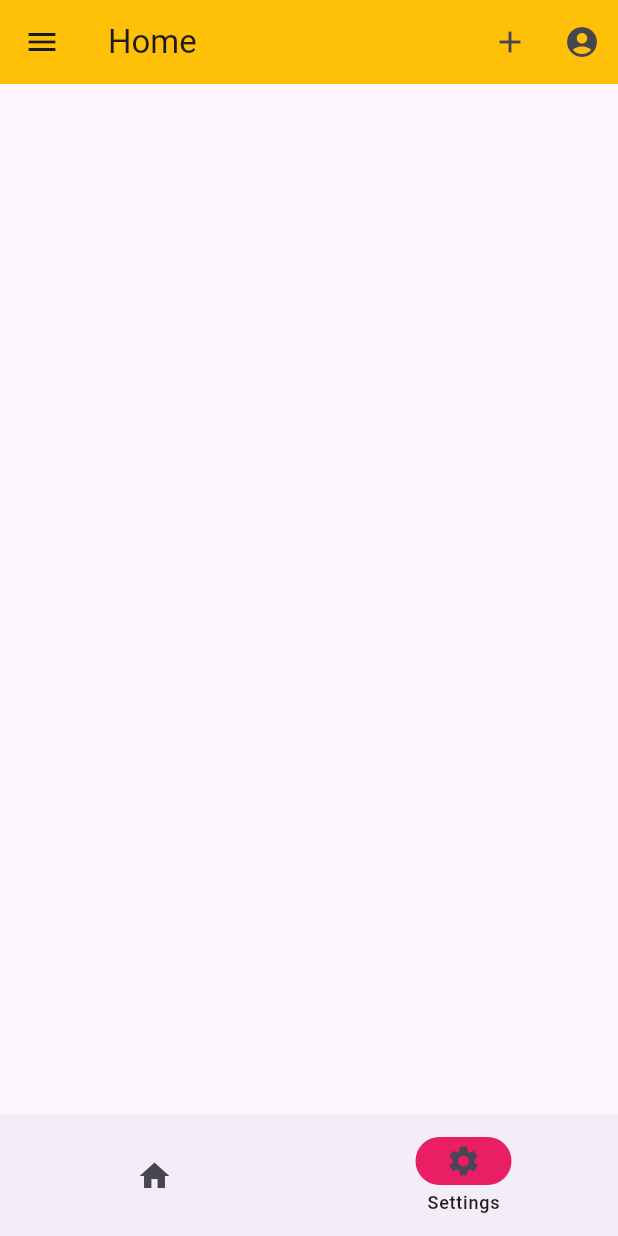
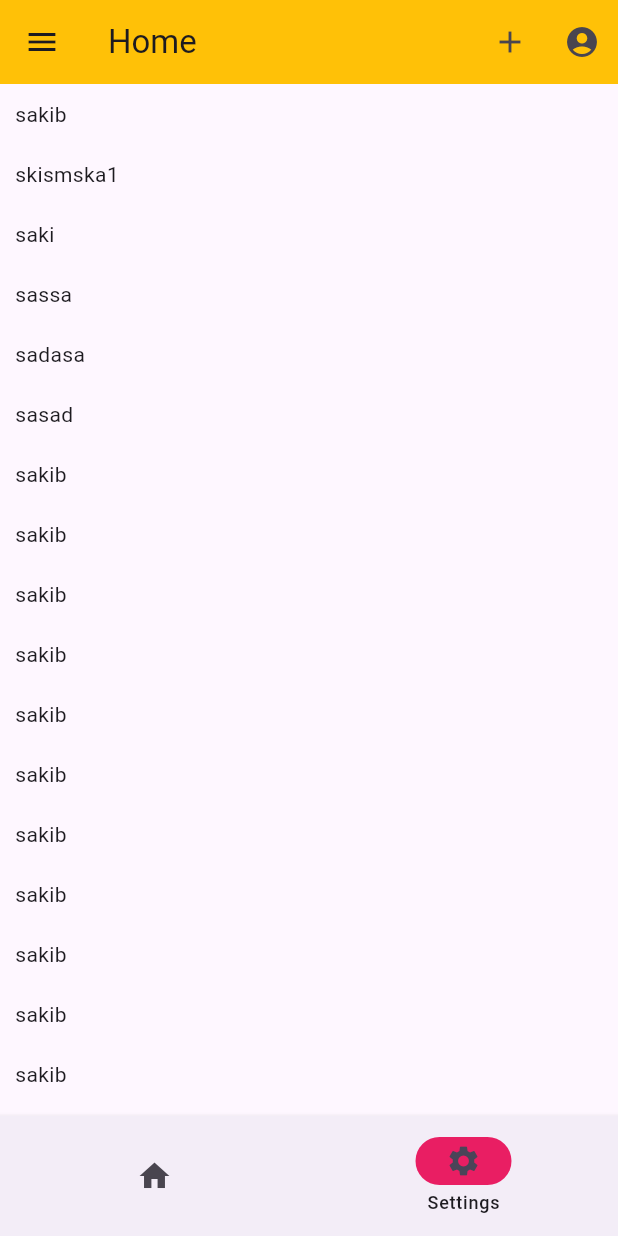
Before and after one commit to SAKIB0004/ostad_batch_8, a Flutter app: the screen it shows after launch, on a phone screen of 412 x 824 dp. Run offline on Flutter 3.47's test engine with Material 3 defaults, Android fonts, the phone set to English and light mode, and no system bars.

Commit message:
Drawer, navigation bar, bottom navigation bar, listview,listview builder, singleChildScrollView, ScrollBar

```diff
--- a/lib/main.dart
+++ b/lib/main.dart
@@ -1,11 +1,11 @@
 import 'package:flutter/cupertino.dart';
 import 'package:flutter/material.dart';
 
-void main(){
+void main() {
   runApp(myApp());
 }
 
-class myApp extends StatelessWidget{
+class myApp extends StatelessWidget {
   @override
   Widget build(BuildContext context) {
     return MaterialApp(
@@ -14,10 +14,40 @@ class myApp extends StatelessWidget{
       home: home(),
     );
   }
-
 }
 
-class home extends StatelessWidget{
+class home extends StatelessWidget {
+
+  List<String> friendsList = [
+    "sakib",
+    "skismska1",
+    "saki",
+    "sassa",
+    "sadasa",
+    "sasad",
+    "sakib",
+    "sakib",
+    "sakib","sakib",
+    "sakib",
+    "sakib",
+    "sakib",
+    "sakib",
+    "sakib",
+    "sakib",
+    "sakib",
+    "sakib",
+    "sakib",
+    "sakib",
+    "sakib",
+    "sakib",
+    "sakib",
+    "sakib",
+    "sakib",
+    "sakib",
+    "sakib",
+    "sakib",
+  ];
+
   @override
   Widget build(BuildContext context) {
     return Scaffold(
@@ -25,9 +55,8 @@ class home extends StatelessWidget{
         title: Text("Home"),
         backgroundColor: Colors.amber,
         actions: [
-          IconButton(onPressed: (){}, icon: Icon(Icons.add)),
-          IconButton(onPressed: (){}, icon: Icon(Icons.account_circle)),
-
+          IconButton(onPressed: () {}, icon: Icon(Icons.add)),
+          IconButton(onPressed: () {}, icon: Icon(Icons.account_circle)),
         ],
       ),
       drawer: Drawer(
@@ -58,17 +87,137 @@ class home extends StatelessWidget{
       ),*/
       bottomNavigationBar: NavigationBar(
         selectedIndex: 1,
-        onDestinationSelected: (int index){},
+        onDestinationSelected: (int index) {},
         indicatorColor: Colors.pink,
         //surfaceTintColor: Colors.blue,
         labelBehavior: NavigationDestinationLabelBehavior.onlyShowSelected,
         shadowColor: Colors.grey.shade400,
         destinations: [
-          NavigationDestination(icon: Icon(Icons.home), label:"Home"),
+          NavigationDestination(icon: Icon(Icons.home), label: "Home"),
           NavigationDestination(icon: Icon(Icons.settings), label: "Settings"),
         ],
       ),
+      // body: Scrollbar(
+      //   child: SingleChildScrollView(
+      //     child: Column(
+      //       children: [
+      //         Text("sakib"),
+      //         Text("sakib"),
+      //         Text("sakib"),
+      //         Text("sakib"),
+      //         Text("sakib"),
+      //         Text("sakib"),
+      //         Text("sakib"),
+      //         Text("sakib"),
+      //         Text("sakib"),
+      //         Text("sakib"),
+      //         Text("sakib"),
+      //         Text("sakib"),
+      //         Text("sakib"),
+      //         Text("sakib"),
+      //         Text("sakib"),
+      //         Text("sakib"),
+      //         Text("sakib"),
+      //         Text("sakib"),
+      //         Text("sakib"),
+      //         Text("sakib"),
+      //         Text("sakib"),
+      //         Text("sakib"),
+      //         Text("sakib"),
+      //         Text("sakib"),
+      //         Text("sakib"),
+      //         Text("sakib"),
+      //         Text("sakib"),
+      //         Text("sakib"),
+      //         Text("sakib"),
+      //         Text("sakib"),
+      //         Text("sakib"),
+      //         Text("sakib"),
+      //         Text("sakib"),
+      //         Text("sakib"),
+      //         Text("sakib"),
+      //         Text("sakib"),
+      //         Text("sakib"),
+      //         Text("sakib"),
+      //         Text("sakib"),
+      //         Text("sakib"),
+      //         Text("sakib"),
+      //         Text("sakib"),
+      //         Text("sakib"),
+      //         Text("sakib"),
+      //         Text("sakib"),
+      //       ],
+      //     ),
+      //   ),
+      // ),
+
+      body: Scrollbar(
+        thickness: 10,
+        radius: Radius.circular(10),
+        interactive: true,
+        /*child: ListView(
+            children: [
+              Text("sakib"),
+              Text("sakib"),
+              Text("sakib"),
+              Text("sakib"),
+              Text("sakib"),
+              Text("sakib"),
+              Text("sakib"),
+              Text("sakib"),
+              Text("sakib"),
+              Text("sakib"),
+              Text("sakib"),
+              Text("sakib"),
+              Text("sakib"),
+              Text("sakib"),
+              Text("sakib"),
+              Text("sakib"),
+              Text("sakib"),
+              Text("sakib"),
+              Text("sakib"),
+              Text("sakib"),
+              Text("sakib"),
+              Text("sakib"),
+              Text("sakib"),
+              Text("sakib"),
+              Text("sakib"),
+              Text("sakib"),
+              Text("sakib"),
+              Text("sakib"),
+              Text("sakib"),
+              Text("sakib"),
+              Text("sakib"),
+              Text("sakib"),
+              Text("sakib"),
+              Text("sakib"),
+              Text("sakib"),
+              Text("sakib"),
+              Text("sakib"),
+              Text("sakib"),
+              Text("sakib"),
+              Text("sakib"),
+              Text("sakib"),
+              Text("sakib"),
+              Text("sakib"),
+              Text("sakib"),
+              Text("sakib"),
+            ],
+          ),*/
+        // child: ListView.builder(
+        //     itemCount: 100,
+        //     itemBuilder: (context, index) {
+        //       return Text("Iteem");
+        //     })
+        child: ListView.builder(
+            itemCount: friendsList.length,
+            itemBuilder: (context, index) {
+              return Padding(
+                padding: EdgeInsets.all(10),
+                child: Text(friendsList[index]),
+              );
+            }),
+      ),
     );
   }
-
 }
```
